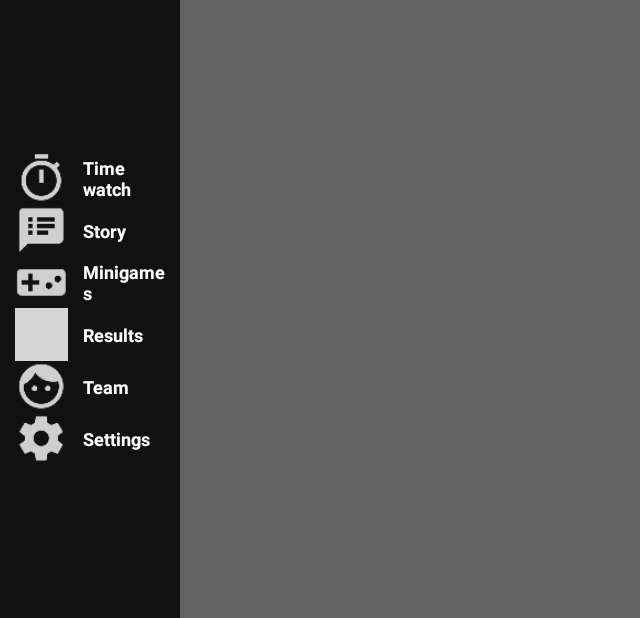
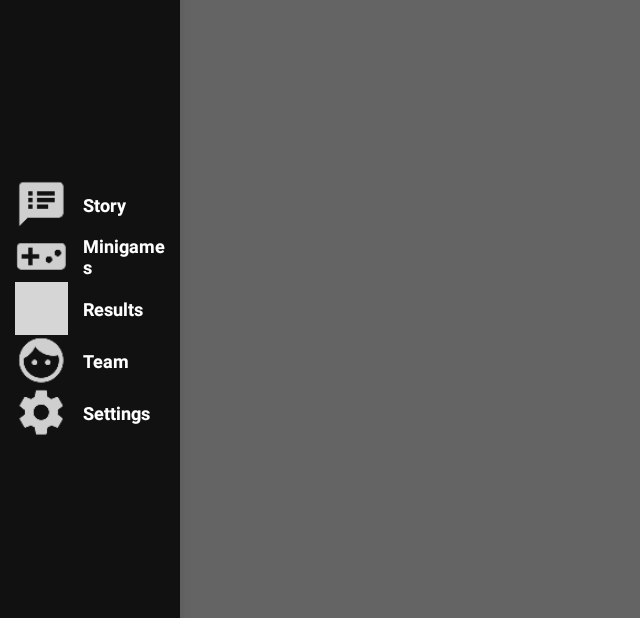
Before and after one commit to shanemat/Cerberus, an Android app: the screen it shows after launch (MainActivity), with the side drawer open, on a phone screen of 824 x 412 dp (held sideways). Shown: the whole screen, without its empty margins (0-640 px from the left). Run offline under Robolectric (Android 15) with nearby library versions, the phone set to English and light mode, and no system bars; grey boxes are pictures that could not be loaded.

Commit message:
Remove unnecessary timer strings and options from drawer

```diff
--- a/app/src/main/java/cz/cvut/fit/android/cerberus/presentation/MainActivity.kt
+++ b/app/src/main/java/cz/cvut/fit/android/cerberus/presentation/MainActivity.kt
@@ -33,7 +33,6 @@ class MainActivity : AppCompatActivity() {
     private fun configureDrawerItems(): ArrayList<DrawerItem> {
         val items = ArrayList<DrawerItem>()
 
-        items.add(DrawerItem(R.drawable.ic_timer, R.string.drawer_menu_timer))
         items.add(DrawerItem(R.drawable.ic_story, R.string.drawer_menu_story))
         items.add(DrawerItem(R.drawable.ic_games, R.string.drawer_menu_games))
         items.add(DrawerItem(R.drawable.ic_results, R.string.drawer_menu_results))
--- a/app/src/main/res/values/strings_drawer.xml
+++ b/app/src/main/res/values/strings_drawer.xml
@@ -1,6 +1,5 @@
 <?xml version="1.0" encoding="utf-8"?>
 <resources>
-    <string name="drawer_menu_timer">Time watch</string>
     <string name="drawer_menu_story">Story</string>
     <string name="drawer_menu_games">Minigames</string>
     <string name="drawer_menu_results">Results</string>
```
Also changed, not shown: 1 other file.
